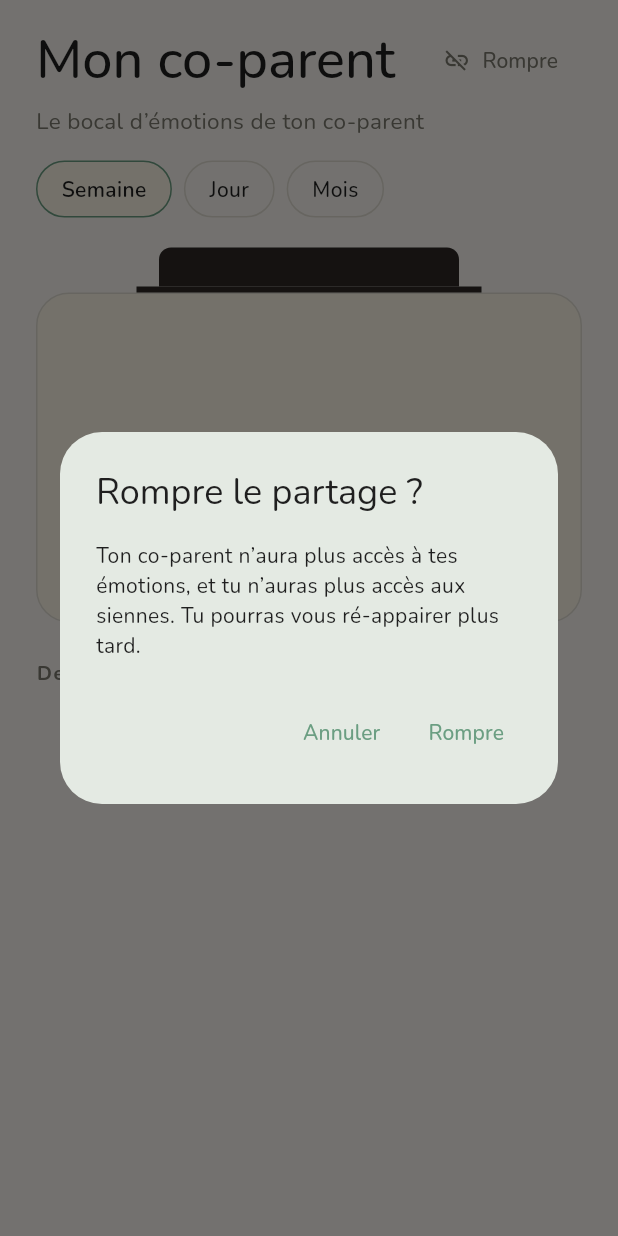
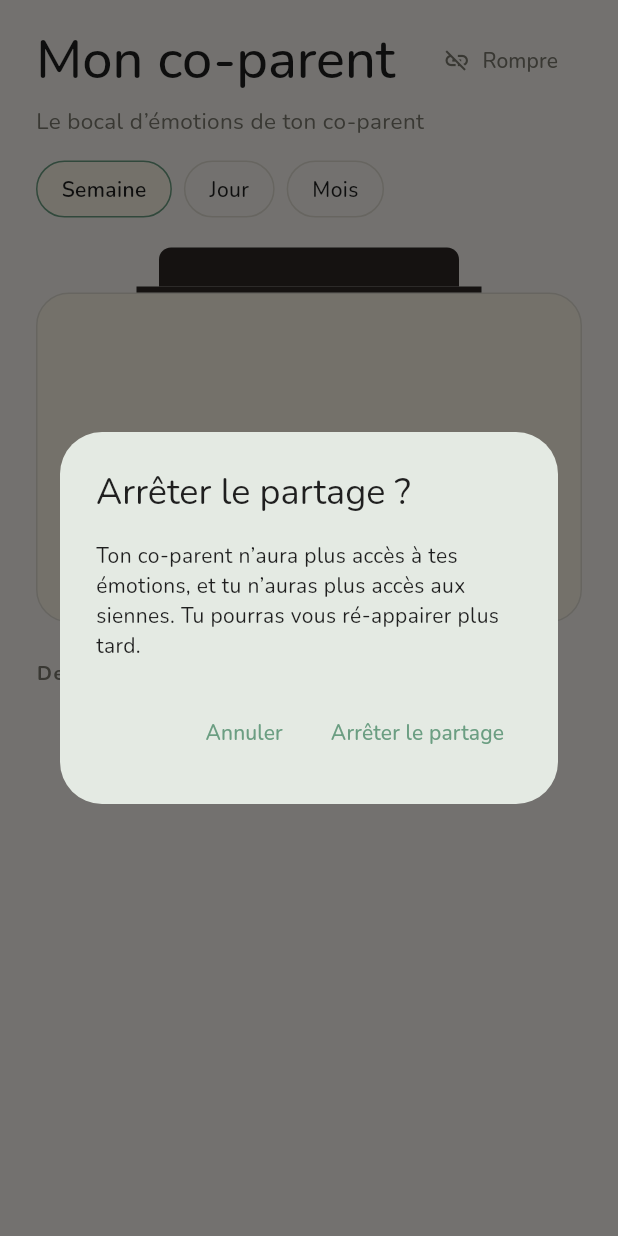
Before and after one commit to Tac0Dude/dionysus_emotion, a Flutter app: the _PairedView widget shown alone on an empty page, opened directly with empty values, after a tap on "Rompre", on a phone screen of 412 x 824 dp. Run offline on Flutter 3.47's test engine with Material 3 defaults, Android fonts, the phone set to English and light mode, and no system bars; our stand-ins replace drift, drift_flutter, flutter_riverpod, flutter_secure_storage, google_fonts, local_auth and 2 more; missing offline and left inert: home_widget, mobile_scanner; accounts and stored records are empty; generated files the repository leaves out were written again; network calls fail.

Commit message:
changed display text in coparent screen

```diff
--- a/lib/presentation/coparent/coparent_screen.dart
+++ b/lib/presentation/coparent/coparent_screen.dart
@@ -152,7 +152,7 @@ class _ConsentView extends ConsumerWidget {
             icon: Icons.lock_outline,
             text:
                 'Personne d’autre que ton co-parent appairé n’y a accès. Tu peux '
-                'rompre le partage ou supprimer tes données à tout moment.',
+                'cesser le partage ou supprimer tes données à tout moment.',
           ),
           const SizedBox(height: 28),
           SizedBox(
@@ -356,7 +356,7 @@ class _PairedViewState extends ConsumerState<_PairedView> {
     final confirmed = await showDialog<bool>(
       context: context,
       builder: (ctx) => AlertDialog(
-        title: const Text('Rompre le partage ?'),
+        title: const Text('Arrêter le partage ?'),
         content: const Text(
           'Ton co-parent n’aura plus accès à tes émotions, et tu n’auras plus '
           'accès aux siennes. Tu pourras vous ré-appairer plus tard.',
@@ -368,7 +368,7 @@ class _PairedViewState extends ConsumerState<_PairedView> {
           ),
           TextButton(
             onPressed: () => Navigator.pop(ctx, true),
-            child: const Text('Rompre'),
+            child: const Text('Arrêter le partage'),
           ),
         ],
       ),
```
